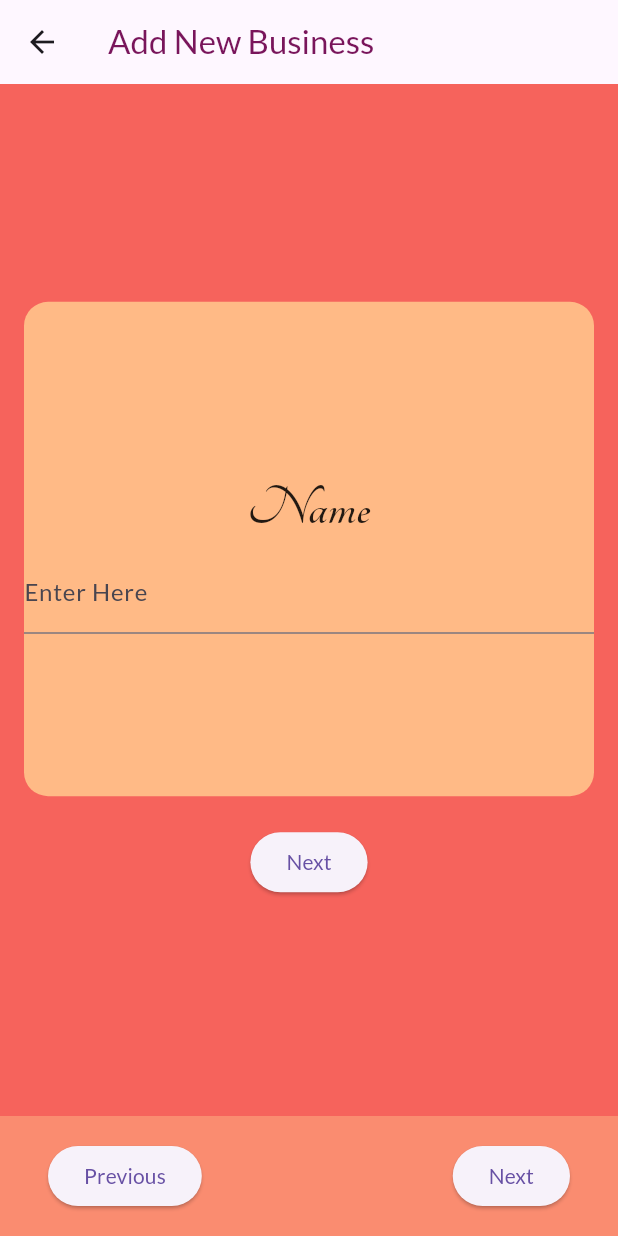
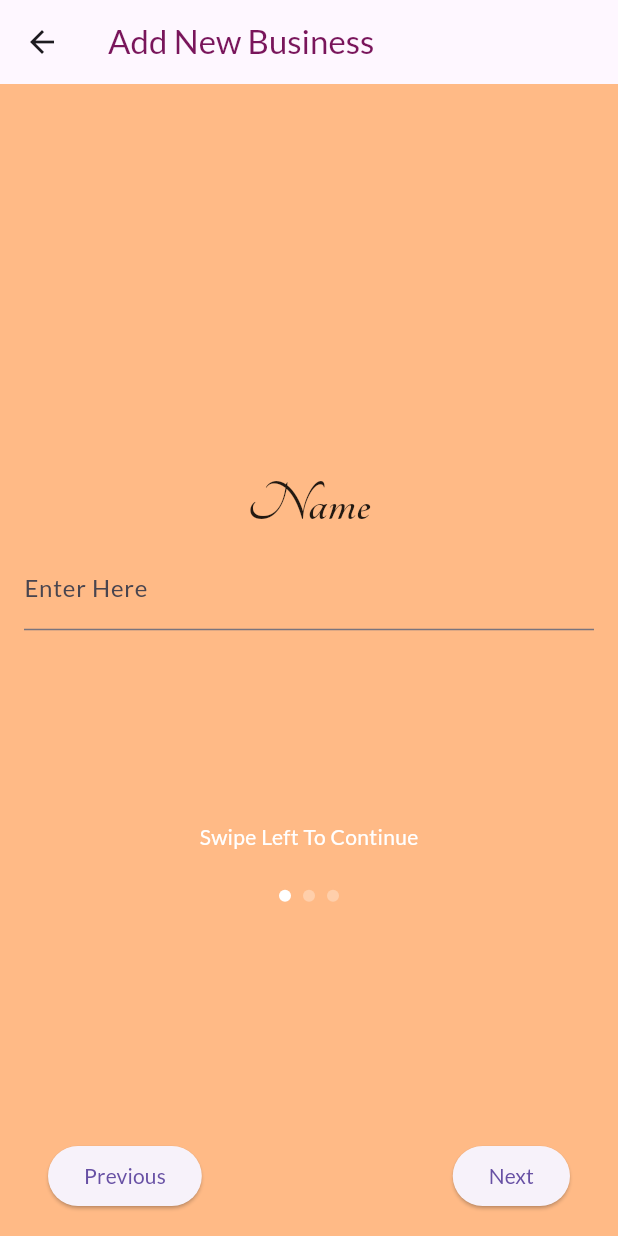
Before and after one commit to SimhaMarouani/everyBarApp, a Flutter app: the AddBusinessScreen screen opened directly, on a phone screen of 412 x 824 dp. Run offline on Flutter 3.47's test engine with Material 2 defaults, Android fonts, the phone set to English and light mode, and no system bars; our stand-ins replace firebase_auth, firebase_core, flutter_riverpod, google_fonts, google_sign_in, image_picker; accounts and stored records are empty; network calls fail; project files that could hold a hidden picture were left out; key blocks and very long unbroken strings in the code were emptied for the run.

Commit message:
keep edit

```diff
--- a/lib/screens/add_business_screen.dart
+++ b/lib/screens/add_business_screen.dart
@@ -2,8 +2,8 @@ import 'package:flutter/material.dart';
 import 'package:iBar/models/business_model.dart';
 import 'package:http/http.dart' as http;
 import 'dart:convert';
+import 'dart:io';
 import 'package:image_picker/image_picker.dart';
-import 'package:permission_handler/permission_handler.dart';
 
 class AddBusinessScreen extends StatefulWidget {
   @override
@@ -14,11 +14,38 @@ class _AddBusinessScreenState extends State<AddBusinessScreen> {
   PageController pageController = PageController();
   FocusNode focusNode = FocusNode();
   int _currentPage = 0;
+  List<TextEditingController> textInputs = List.generate(
+      3, // Number of text inputs you want to create
+      (index) => TextEditingController());
+
   List<GlobalKey<FormState>> formKeys = [
     GlobalKey<FormState>(),
     GlobalKey<FormState>(),
     GlobalKey<FormState>(),
   ];
+  Row buildPageIndicator() {
+    return Row(
+      mainAxisAlignment: MainAxisAlignment.center,
+      children: List.generate(formKeys.length, (index) {
+        return Padding(
+          padding:
+              EdgeInsets.only(top: MediaQuery.of(context).size.height * 0.03),
+          child: Container(
+            width: 8.0,
+            height: 8.0,
+            margin: const EdgeInsets.symmetric(horizontal: 4.0),
+            decoration: BoxDecoration(
+              shape: BoxShape.circle,
+              color: _currentPage == index
+                  ? Colors.white // Color for current page dot
+                  : Colors.white
+                      .withOpacity(0.3), // Color for inactive page dots
+            ),
+          ),
+        );
+      }),
+    );
+  }
 
   List<String> inputs = ['Name', 'Where is it located?', 'Pick Image'];
   String? imagePath; // Added to store the image path
@@ -93,7 +120,7 @@ class _AddBusinessScreenState extends State<AddBusinessScreen> {
         }
       },
       child: Scaffold(
-        backgroundColor: Theme.of(context).highlightColor,
+        backgroundColor: Theme.of(context).hintColor,
         appBar: AppBar(
           title: Text(
             'Add New Business',
@@ -117,12 +144,8 @@ class _AddBusinessScreenState extends State<AddBusinessScreen> {
                 child: Column(
                   mainAxisAlignment: MainAxisAlignment.center,
                   children: [
-                    Container(
+                    SizedBox(
                       height: deviceHeight * 0.4,
-                      decoration: BoxDecoration(
-                        color: Theme.of(context).hintColor,
-                        borderRadius: BorderRadius.circular(16),
-                      ),
                       child: Column(
                         mainAxisAlignment: MainAxisAlignment.center,
                         children: [
@@ -133,6 +156,8 @@ class _AddBusinessScreenState extends State<AddBusinessScreen> {
                           ),
                           index != 2
                               ? TextFormField(
+                                  controller: textInputs[index],
+                                  autocorrect: false,
                                   focusNode: focusNode,
                                   onTapOutside: (event) => focusNode.unfocus(),
                                   onTap: () => focusNode.requestFocus(),
@@ -151,20 +176,31 @@ class _AddBusinessScreenState extends State<AddBusinessScreen> {
                                     return null;
                                   },
                                 )
-                              : ElevatedButton(
-                                  onPressed: _getImage,
-                                  child: Text('Select Image'),
-                                ),
+                              : imagePath != null
+                                  ? SizedBox(
+                                      width: 100.0,
+                                      height: 100.0,
+                                      child: Image.file(
+                                        File(imagePath!), // Import 'dart:io'
+                                        fit: BoxFit.cover,
+                                      ),
+                                    )
+                                  : ElevatedButton(
+                                      onPressed: _getImage,
+                                      child: Text('Select Image'),
+                                    ),
                         ],
                       ),
                     ),
                     const SizedBox(height: 20.0),
-                    ElevatedButton(
-                      onPressed: _goToNextPage,
+                    const Align(
+                      alignment: Alignment.center,
                       child: Text(
-                        _currentPage == formKeys.length - 1 ? 'Submit' : 'Next',
+                        "Swipe Left To Continue",
+                        style: TextStyle(color: Colors.white),
                       ),
                     ),
+                    buildPageIndicator(),
                   ],
                 ),
               ),
```
